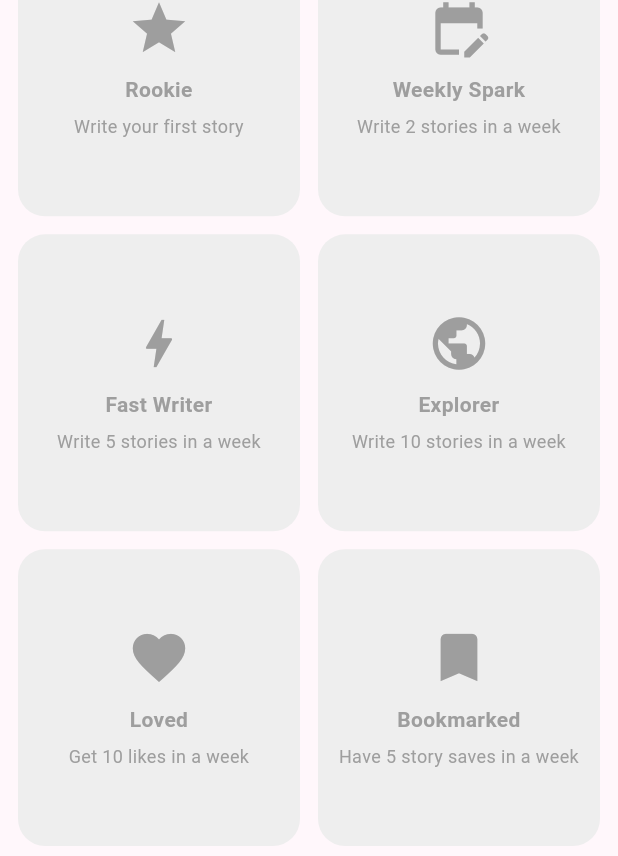
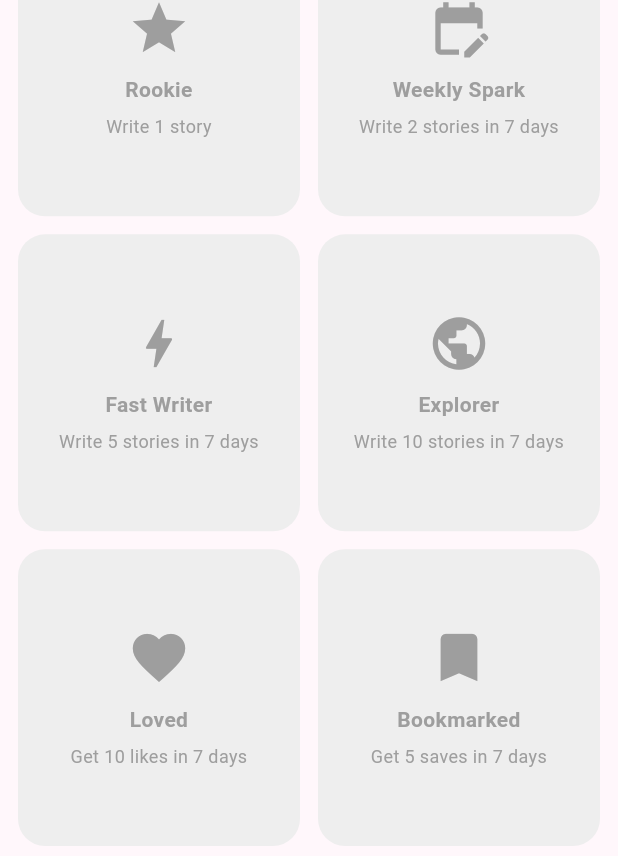
Before and after one commit to Ayeshafayyazz/PixiePen, a Flutter app: the BadgeScreen screen opened directly, on a phone screen of 412 x 824 dp. Shown: the part 301-1157 px from the top of the screen. Run offline on Flutter 3.47's test engine with Material 3 defaults, Android fonts, the phone set to English and light mode, and no system bars; our stand-ins replace animated_text_kit, cloud_firestore, confetti, firebase_auth, firebase_core, firebase_storage and 11 more; missing offline and left inert: dart:html; accounts and stored records are empty; Roboto replaces fonts that are missing (Poppins).

Commit message:
feat: add social profiles, follows, Pixie Dash, and badge guidance

```diff
--- a/lib/screens/badge_screen.dart
+++ b/lib/screens/badge_screen.dart
@@ -46,7 +46,7 @@ class _BadgeScreenState extends State<BadgeScreen> {
         ),
         content: Text(
           unlocked
-              ? 'Congratulations. You unlocked this badge.'
+              ? 'Congratulations. You unlocked this badge.\n\n${badge['desc']}'
               : badge['desc'] as String,
           textAlign: TextAlign.center,
         ),
@@ -269,16 +269,13 @@ class _BadgeGrid extends StatelessWidget {
                           ),
                           const SizedBox(height: 6),
                           Text(
-                            isUnlocked
-                                ? 'Unlocked'
-                                : badge['desc'] as String,
+                            badge['desc'] as String,
                             textAlign: TextAlign.center,
                             maxLines: 3,
                             overflow: TextOverflow.ellipsis,
                             style: TextStyle(
                               fontSize: 12,
-                              color:
-                                  isUnlocked ? Colors.white70 : Colors.grey,
+                              color: isUnlocked ? Colors.white70 : Colors.grey,
                             ),
                           ),
                         ],
@@ -308,42 +305,42 @@ class BadgeEngine {
         'id': 'rookie',
         'icon': Icons.star,
         'label': 'Rookie',
-        'desc': 'Write your first story',
+        'desc': 'Write 1 story',
         'unlocked': storyCount >= 1,
       },
       {
         'id': 'weekly_spark',
         'icon': Icons.edit_calendar,
         'label': 'Weekly Spark',
-        'desc': 'Write 2 stories in a week',
+        'desc': 'Write 2 stories in 7 days',
         'unlocked': storiesThisWeek >= 2,
       },
       {
         'id': 'fast_writer',
         'icon': Icons.bolt,
         'label': 'Fast Writer',
-        'desc': 'Write 5 stories in a week',
+        'desc': 'Write 5 stories in 7 days',
         'unlocked': storiesThisWeek >= 5,
       },
       {
         'id': 'explorer',
         'icon': Icons.public,
         'label': 'Explorer',
-        'desc': 'Write 10 stories in a week',
+        'desc': 'Write 10 stories in 7 days',
         'unlocked': storiesThisWeek >= 10,
       },
       {
         'id': 'loved',
         'icon': Icons.favorite,
         'label': 'Loved',
-        'desc': 'Get 10 likes in a week',
+        'desc': 'Get 10 likes in 7 days',
         'unlocked': likesThisWeek >= 10,
       },
       {
         'id': 'bookmarked',
         'icon': Icons.bookmark,
         'label': 'Bookmarked',
-        'desc': 'Have 5 story saves in a week',
+        'desc': 'Get 5 saves in 7 days',
         'unlocked': savesThisWeek >= 5,
       },
       {
@@ -356,7 +353,7 @@ class BadgeEngine {
       {
         'id': 'fan_favorite',
         'icon': Icons.local_fire_department,
-        'label': 'Fan Favorite',
+        'label': 'Fan Favourite',
         'desc': 'Get 50 total likes',
         'unlocked': likes >= 50,
       },
```
Also changed, not shown: lib/screens/profile_screen.dart (+68 -10 lines).
